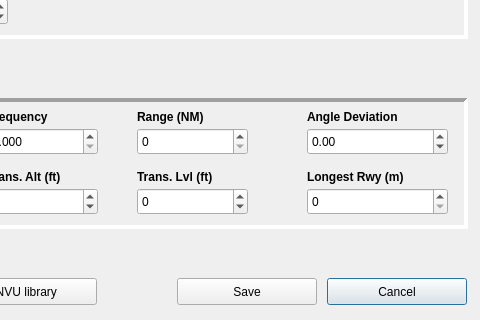
First picture: the form in dialogwaypointedit.ui, repository Vantskruv/XNVU-Calculator, before the edit; both pictures show x 153 to 633 and y 282 to 602 of the 633 by 602 pixel window.
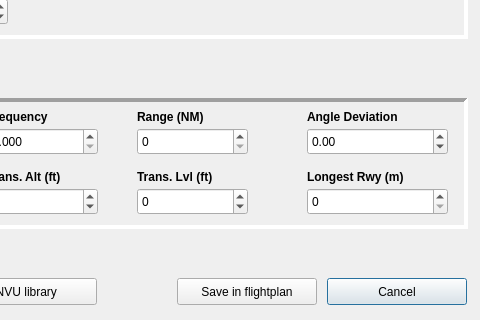
Second picture: the form after the edit.

Commit message: * v0.35 release candidate * Bugfix menu and item colors * Change name of save button in waypoint dialog to "Save in flightplan" * Some other _WIN32 fixes

```diff
--- a/dialogwaypointedit.ui
+++ b/dialogwaypointedit.ui
@@ -642,7 +642,7 @@
     </size>
    </property>
    <property name="text">
-    <string>Save</string>
+    <string>Save in flightplan</string>
    </property>
   </widget>
   <widget class="QPushButton" name="pushButton_CreateNew">
```
The commit also changes 6 other files.
